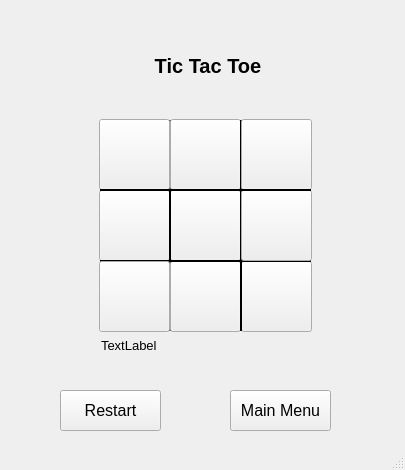
This is gameBoard.ui in jacobmassih/TicTacToe as Qt 5 draws it before an edit. The edited form follows.
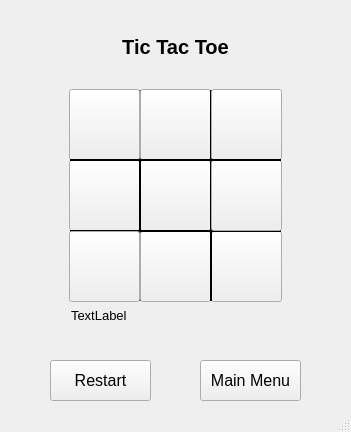
This is the edited form. The open tabs and pages were chosen to show the change.

What changed in the file:
```diff
--- a/gameBoard.ui
+++ b/gameBoard.ui
@@ -6,8 +6,8 @@
    <rect>
     <x>0</x>
     <y>0</y>
-    <width>405</width>
-    <height>470</height>
+    <width>351</width>
+    <height>432</height>
    </rect>
   </property>
   <property name="windowTitle">
@@ -19,8 +19,8 @@
      <rect>
       <x>0</x>
       <y>0</y>
-      <width>401</width>
-      <height>461</height>
+      <width>351</width>
+      <height>421</height>
      </rect>
     </property>
     <property name="font">
@@ -107,8 +107,8 @@
      <widget class="QPushButton" name="button_4">
       <property name="geometry">
        <rect>
-        <x>170</x>
-        <y>190</y>
+        <x>140</x>
+        <y>160</y>
         <width>71</width>
         <height>71</height>
        </rect>
@@ -128,8 +128,8 @@
      <widget class="QPushButton" name="button_8">
       <property name="geometry">
        <rect>
-        <x>241</x>
-        <y>261</y>
+        <x>211</x>
+        <y>231</y>
         <width>71</width>
         <height>71</height>
        </rect>
@@ -149,8 +149,8 @@
      <widget class="QLabel" name="player_disp">
       <property name="geometry">
        <rect>
-        <x>101</x>
-        <y>330</y>
+        <x>71</x>
+        <y>300</y>
         <width>161</width>
         <height>31</height>
        </rect>
@@ -170,8 +170,8 @@
      <widget class="QPushButton" name="restart">
       <property name="geometry">
        <rect>
-        <x>60</x>
-        <y>390</y>
+        <x>50</x>
+        <y>360</y>
         <width>101</width>
         <height>41</height>
        </rect>
@@ -191,8 +191,8 @@
      <widget class="QPushButton" name="button_3">
       <property name="geometry">
        <rect>
-        <x>99</x>
-        <y>190</y>
+        <x>69</x>
+        <y>160</y>
         <width>71</width>
         <height>71</height>
        </rect>
@@ -212,8 +212,8 @@
      <widget class="Line" name="line_3">
       <property name="geometry">
        <rect>
-        <x>160</x>
-        <y>120</y>
+        <x>130</x>
+        <y>90</y>
         <width>20</width>
         <height>211</height>
        </rect>
@@ -234,8 +234,8 @@
      <widget class="QPushButton" name="button_1">
       <property name="geometry">
        <rect>
-        <x>170</x>
-        <y>119</y>
+        <x>140</x>
+        <y>89</y>
         <width>71</width>
         <height>71</height>
        </rect>
@@ -255,8 +255,8 @@
      <widget class="QPushButton" name="button_7">
       <property name="geometry">
        <rect>
-        <x>170</x>
-        <y>261</y>
+        <x>140</x>
+        <y>231</y>
         <width>71</width>
         <height>71</height>
        </rect>
@@ -276,8 +276,8 @@
      <widget class="Line" name="line_4">
       <property name="geometry">
        <rect>
-        <x>231</x>
-        <y>120</y>
+        <x>201</x>
+        <y>90</y>
         <width>20</width>
         <height>211</height>
        </rect>
@@ -298,8 +298,8 @@
      <widget class="Line" name="line_2">
       <property name="geometry">
        <rect>
-        <x>100</x>
-        <y>253</y>
+        <x>70</x>
+        <y>223</y>
         <width>211</width>
         <height>16</height>
        </rect>
@@ -320,8 +320,8 @@
      <widget class="QPushButton" name="button_5">
       <property name="geometry">
        <rect>
-        <x>241</x>
-        <y>190</y>
+        <x>211</x>
+        <y>160</y>
         <width>71</width>
         <height>71</height>
        </rect>
@@ -341,8 +341,8 @@
      <widget class="QPushButton" name="button_6">
       <property name="geometry">
        <rect>
-        <x>99</x>
-        <y>261</y>
+        <x>69</x>
+        <y>231</y>
         <width>71</width>
         <height>71</height>
        </rect>
@@ -362,8 +362,8 @@
      <widget class="QPushButton" name="button_0">
       <property name="geometry">
        <rect>
-        <x>99</x>
-        <y>119</y>
+        <x>69</x>
+        <y>89</y>
         <width>71</width>
         <height>71</height>
        </rect>
@@ -383,8 +383,8 @@
      <widget class="QPushButton" name="button_2">
       <property name="geometry">
        <rect>
-        <x>241</x>
-        <y>119</y>
+        <x>211</x>
+        <y>89</y>
         <width>71</width>
         <height>71</height>
        </rect>
@@ -404,8 +404,8 @@
      <widget class="Line" name="line">
       <property name="geometry">
        <rect>
-        <x>100</x>
-        <y>182</y>
+        <x>70</x>
+        <y>152</y>
         <width>211</width>
         <height>16</height>
        </rect>
@@ -426,9 +426,9 @@
      <widget class="QLabel" name="title">
       <property name="geometry">
        <rect>
-        <x>101</x>
-        <y>40</y>
-        <width>214</width>
+        <x>70</x>
+        <y>21</y>
+        <width>211</width>
         <height>51</height>
        </rect>
       </property>
@@ -453,8 +453,8 @@
      <widget class="QPushButton" name="mainMenu">
       <property name="geometry">
        <rect>
-        <x>230</x>
-        <y>390</y>
+        <x>200</x>
+        <y>360</y>
         <width>101</width>
         <height>41</height>
        </rect>
```
Left out of the diff: 32 changed lines with no effect on the pictures.
